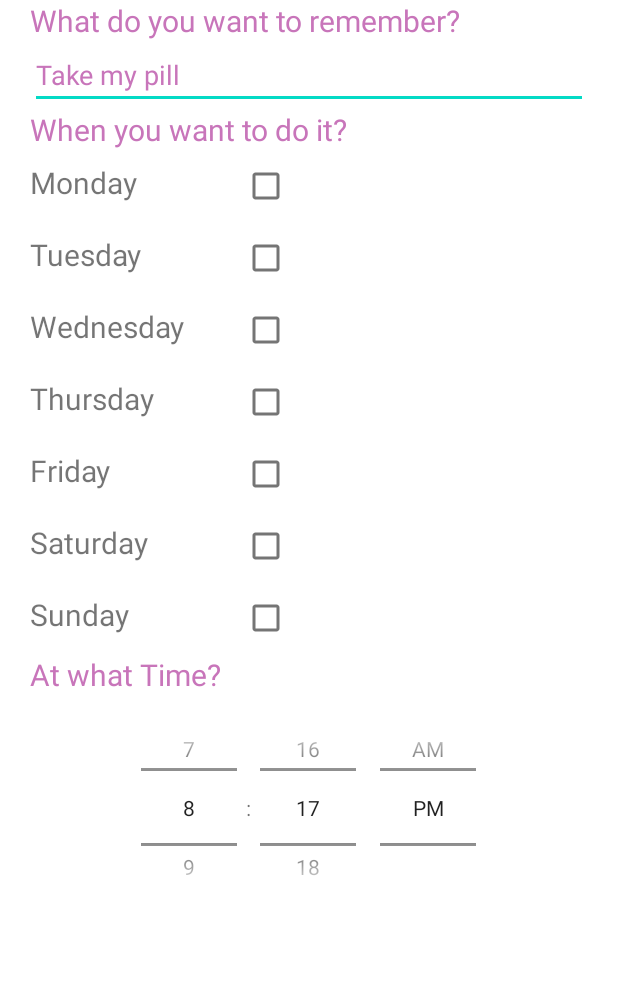
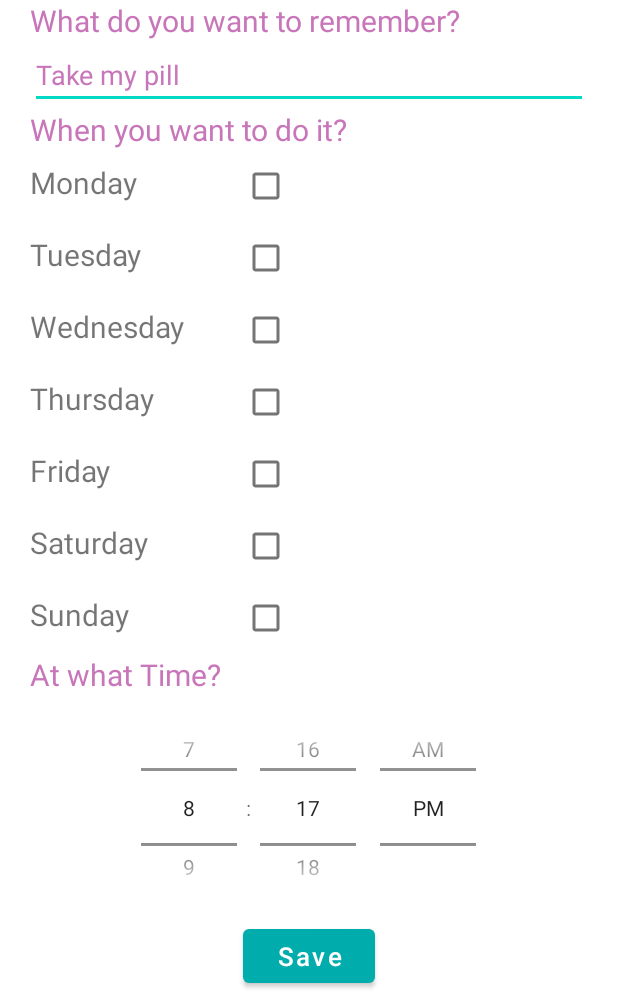
Before and after one commit to AlfonsoSempoalt/Pr-ctica-8.-Digimind, an Android app: the layout fragment_dashboard.xml on its own in the app's theme, with its tools: preview values and no code run, on a phone screen of 412 x 824 dp, the part 233-1236 px from its top. Run offline under Robolectric (Android 15) with nearby library versions, the phone set to English and light mode, and no system bars.

Commit message:
scroll working

```diff
--- a/app/src/main/res/layout/fragment_dashboard.xml
+++ b/app/src/main/res/layout/fragment_dashboard.xml
@@ -138,6 +138,13 @@
           android:layout_gravity="center_horizontal"
           android:timePickerMode="spinner" />
 
-
+      <Button
+          android:id="@+id/btnSave"
+          android:layout_width="wrap_content"
+          android:layout_height="wrap_content"
+          android:text="Save"
+          android:textAllCaps="false"
+          android:textSize="17sp"
+          android:layout_gravity="center_horizontal"/>
   </LinearLayout>
 </ScrollView>
```
